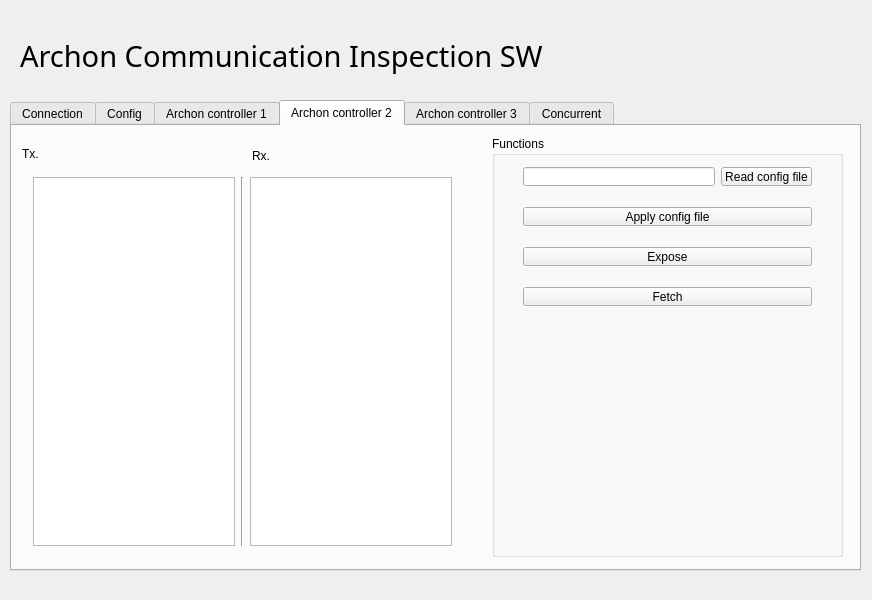
bwJeong/ArchonCommInspectionSW, file mainwindow.ui: the form before one commit.
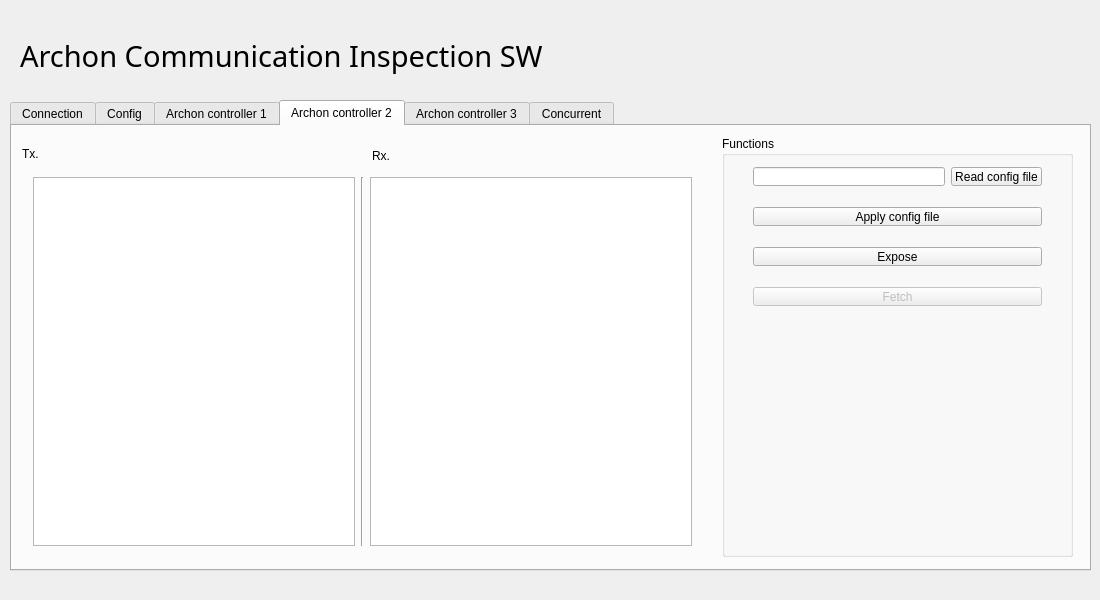
The form after the commit. The open tabs and pages were chosen to show the change.

The edit to the form file:
```diff
--- a/mainwindow.ui
+++ b/mainwindow.ui
@@ -6,7 +6,7 @@
    <rect>
     <x>0</x>
     <y>0</y>
-    <width>872</width>
+    <width>1100</width>
     <height>600</height>
    </rect>
   </property>
@@ -22,7 +22,7 @@
      <rect>
       <x>10</x>
       <y>100</y>
-      <width>851</width>
+      <width>1081</width>
       <height>471</height>
      </rect>
     </property>
@@ -636,7 +636,7 @@
      <widget class="QLabel" name="label_3">
       <property name="geometry">
        <rect>
-        <x>240</x>
+        <x>360</x>
         <y>20</y>
         <width>211</width>
         <height>20</height>
@@ -649,7 +649,7 @@
      <widget class="QGroupBox" name="groupBox_5">
       <property name="geometry">
        <rect>
-        <x>480</x>
+        <x>710</x>
         <y>10</y>
         <width>351</width>
         <height>421</height>
@@ -734,6 +734,9 @@
        <layout class="QHBoxLayout" name="horizontalLayout_12">
         <item>
          <widget class="QPushButton" name="btnFetch_2">
+          <property name="enabled">
+           <bool>false</bool>
+          </property>
           <property name="text">
            <string>Fetch</string>
           </property>
@@ -760,7 +763,7 @@
        <rect>
         <x>10</x>
         <y>40</y>
-        <width>441</width>
+        <width>681</width>
         <height>391</height>
        </rect>
       </property>
```
Left out of the diff: 20 changed lines with no effect on the pictures.
